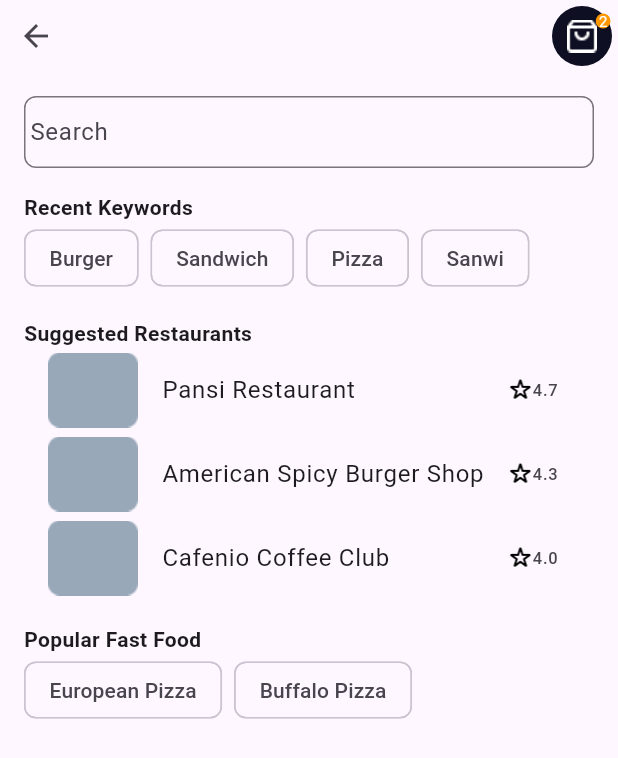
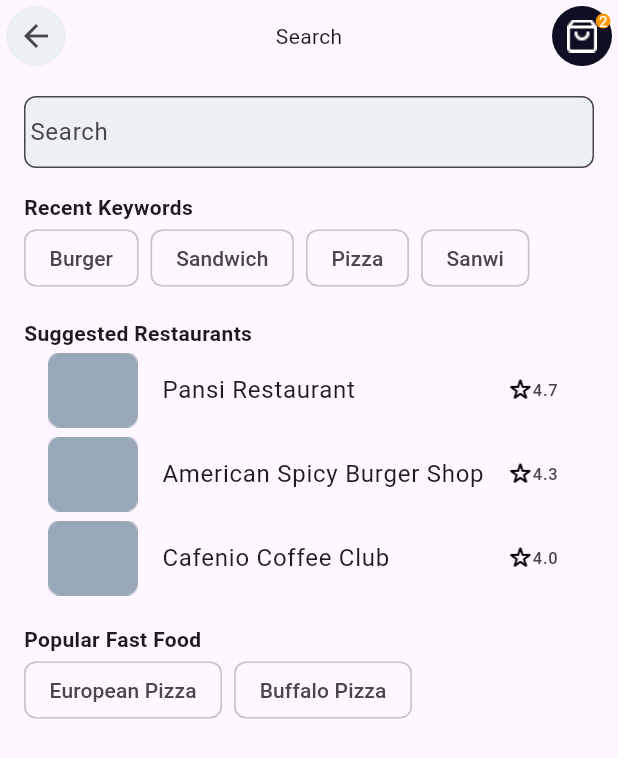
Before and after one commit to ivanMosquedaFTP/figmaChallenge, a Flutter app: the screen it shows after launch, on a phone screen of 412 x 824 dp. Shown: the top 758 px of the screen. Run offline on Flutter 3.47's test engine with Material 3 defaults, Android fonts, the phone set to English and light mode, and no system bars.

Commit message:
added ui components at searchScreen
added icon background and fill colors

```diff
--- a/lib/screens/search_screen.dart
+++ b/lib/screens/search_screen.dart
@@ -28,8 +28,16 @@ class _SearchScreenState extends State<SearchScreen> {
                 children: [
                   IconButton(
                     icon: Icon(Icons.arrow_back),
+                    style: ButtonStyle(
+                      backgroundColor: WidgetStateProperty.all(
+                        // secondary color listed below
+                        Color.fromRGBO(236, 240, 244, 100),
+                      ),
+                    ),
                     onPressed: () => Navigator.pop(context),
                   ),
+                  Spacer(),
+                  Text("Search"),
                   Expanded(child: SizedBox.shrink()),
                   Stack(
                     children: [
@@ -72,6 +80,8 @@ class _SearchScreenState extends State<SearchScreen> {
                   borderRadius: BorderRadius.circular(8),
                 ),
                 contentPadding: EdgeInsets.symmetric(vertical: 10),
+                filled: true,
+                fillColor: Color.fromRGBO(236, 240, 244, 100),
               ),
             ),
           ),
```
